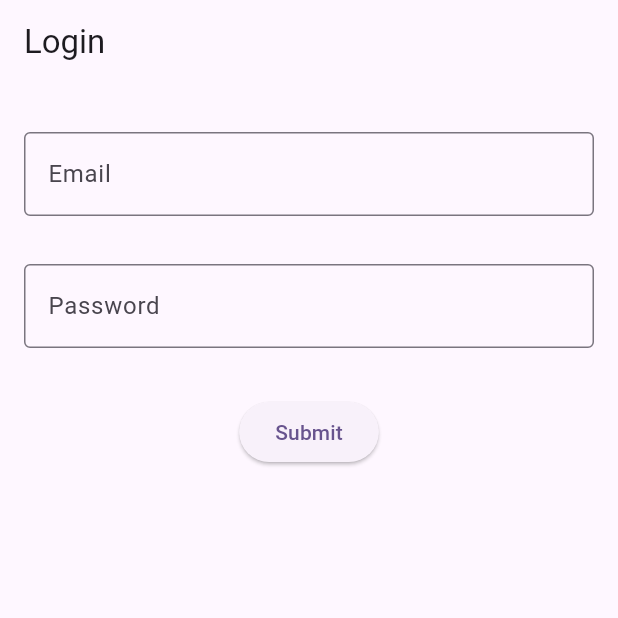
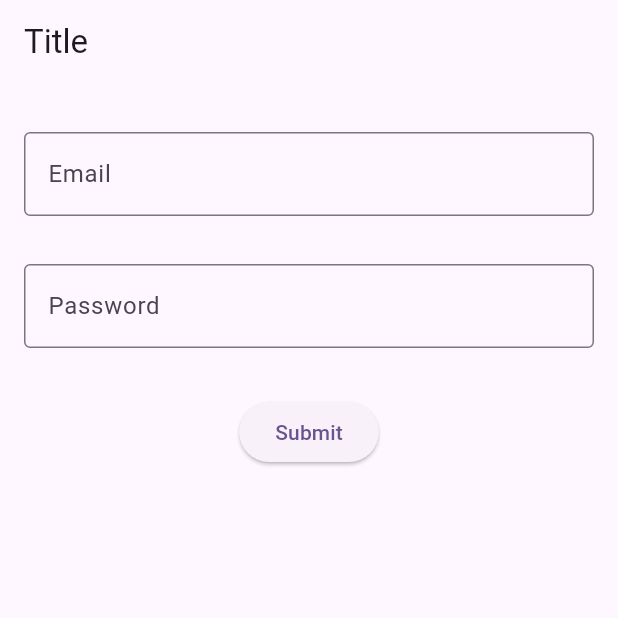
Before and after one commit to koenag/Team22, a Flutter app: the screen it shows after launch, on a phone screen of 412 x 824 dp, the top half of it. Run offline on Flutter 3.47's test engine with Material 3 defaults, Android fonts, the phone set to English and light mode, and no system bars.

Commit message:
modified files

```diff
--- a/volunteering_opportunities/lib/main.dart
+++ b/volunteering_opportunities/lib/main.dart
@@ -15,7 +15,7 @@
         colorScheme: ColorScheme.fromSeed(seedColor: Colors.deepPurple),
         useMaterial3: true,
       ),
-      home: const Login(title: 'Login'),
+      home: const Login(title: 'Title'),
     );
   }
 }
--- a/volunteering_opportunities/pubspec.yaml
+++ b/volunteering_opportunities/pubspec.yaml
@@ -19,7 +19,7 @@ publish_to: 'none' # Remove this line if you wish to publish to pub.dev
 version: 1.0.0+1
 
 environment:
-  sdk: '>=3.3.0-279.2.beta. <4.0.0'
+  sdk: '>=3.4.0-279.2.beta. <4.0.0'
 
 # Dependencies specify other packages that your package needs in order to work.
 # To automatically upgrade your package dependencies to the latest versions
```
